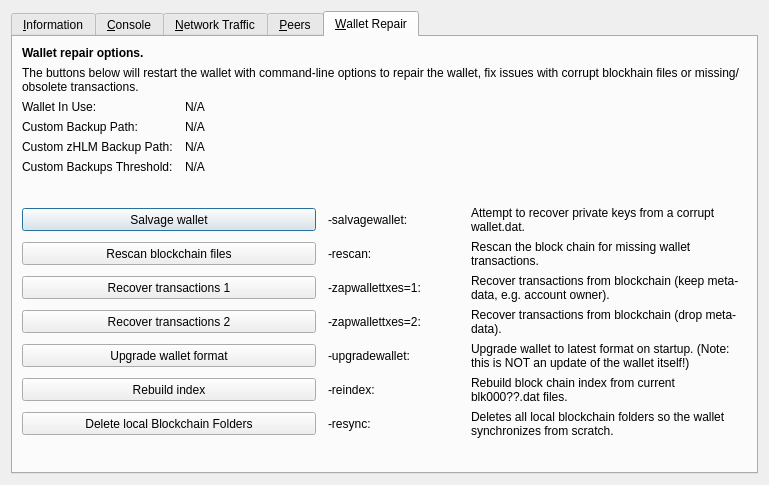
Before: the Qt Designer form src/qt/forms/rpcconsole.ui in faetos/binkdogcoin, drawn with Qt 5.
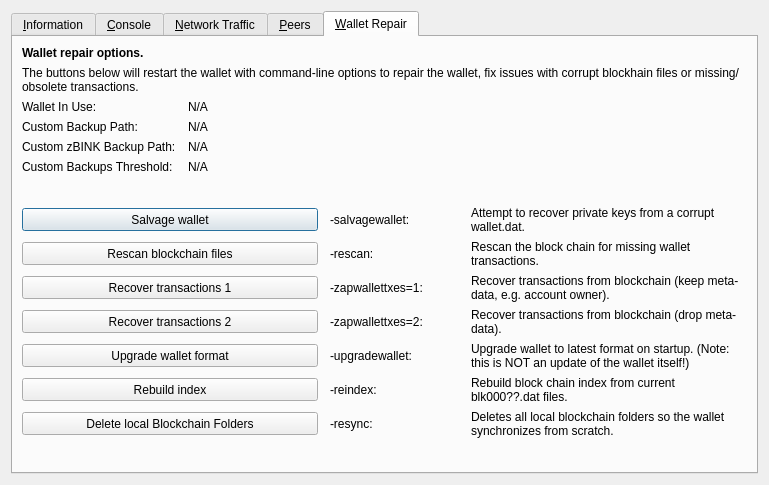
After: the same form once the commit is applied. The open tabs and pages were chosen to show the change. Icons and pictures are not drawn. Custom widgets are drawn as their Qt base class.

Diff of the .ui file:
```diff
--- a/src/qt/forms/rpcconsole.ui
+++ b/src/qt/forms/rpcconsole.ui
@@ -1328,7 +1328,7 @@
        <item row="4" column="0">
         <widget class="QLabel" name="wallet_customzpivbackuppath_label">
          <property name="text">
-          <string>Custom zHLM Backup Path:</string>
+          <string>Custom zBINK Backup Path:</string>
          </property>
          <property name="visible">
           <bool>false</bool>
```
Left out of the diff: 4 changed lines with no effect on the pictures.
